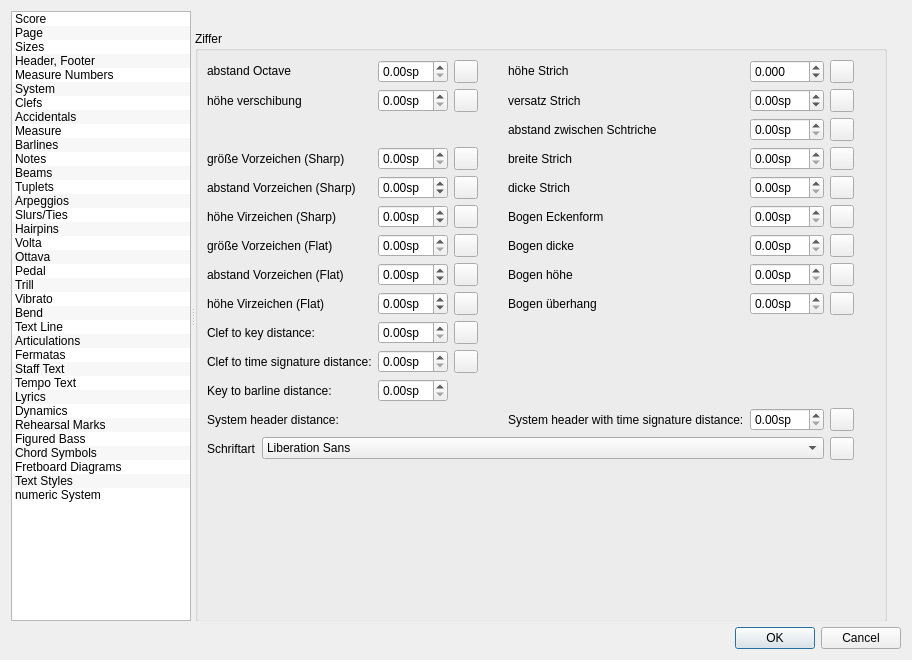
Qt form mscore/editstyle.ui (hbb15/MuseScore) before a commit.
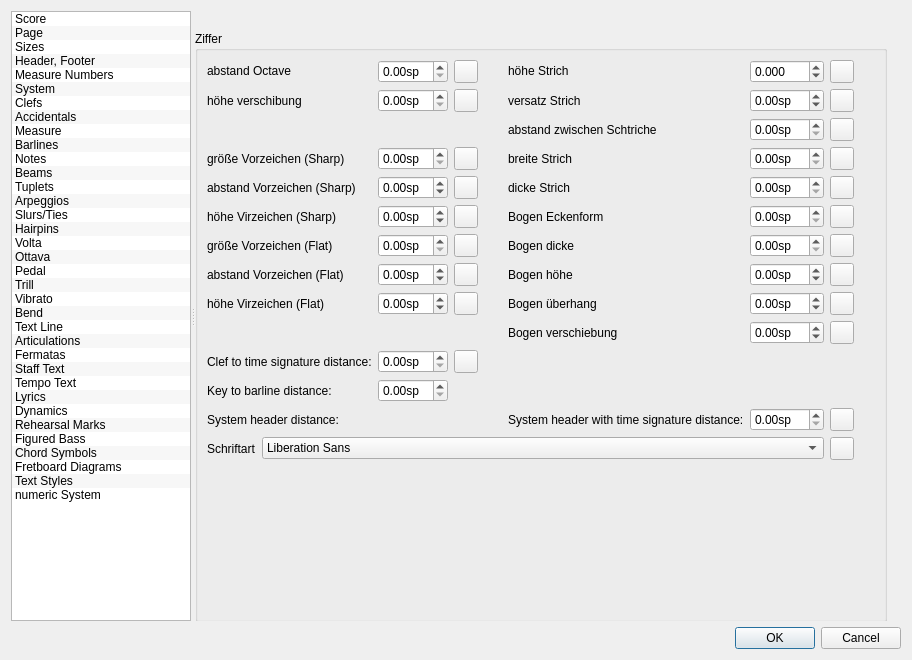
The same form after that commit. Icons and pictures are not drawn. Custom widgets are drawn as their Qt base class.

What changed in the file:
```diff
--- a/mscore/editstyle.ui
+++ b/mscore/editstyle.ui
@@ -11247,23 +11247,6 @@
              </property>
             </widget>
            </item>
-           <item row="13" column="2">
-            <widget class="QToolButton" name="resetClefKeyDistance_2">
-             <property name="toolTip">
-              <string>Reset to default</string>
-             </property>
-             <property name="accessibleName">
-              <string>Reset 'Clef to key distance' value</string>
-             </property>
-             <property name="text">
-              <string notr="true"/>
-             </property>
-             <property name="icon">
-              <iconset resource="musescore.qrc">
-               <normaloff>:/data/icons/edit-reset.svg</normaloff>:/data/icons/edit-reset.svg</iconset>
-             </property>
-            </widget>
-           </item>
            <item row="17" column="4">
             <widget class="QLabel" name="label_213">
              <property name="text">
@@ -11339,16 +11322,6 @@
              </property>
             </widget>
            </item>
-           <item row="13" column="1">
-            <widget class="QDoubleSpinBox" name="clefKeyDistance_2">
-             <property name="suffix">
-              <string extracomment="spatium unit">sp</string>
-             </property>
-             <property name="singleStep">
-              <double>0.010000000000000</double>
-             </property>
-            </widget>
-           </item>
            <item row="14" column="1">
             <widget class="QDoubleSpinBox" name="clefTimesigDistance_2">
              <property name="suffix">
@@ -11475,16 +11448,6 @@
              </property>
             </widget>
            </item>
-           <item row="13" column="0">
-            <widget class="QLabel" name="label_119">
-             <property name="text">
-              <string>Clef to key distance:</string>
-             </property>
-             <property name="buddy">
-              <cstring>clefKeyDistance</cstring>
-             </property>
-            </widget>
-           </item>
            <item row="0" column="1">
             <widget class="QDoubleSpinBox" name="numericDistanceOctave">
              <property name="suffix">
@@ -12046,6 +12009,9 @@
              <property name="suffix">
               <string>sp</string>
              </property>
+             <property name="minimum">
+              <double>-10.000000000000000</double>
+             </property>
              <property name="singleStep">
               <double>0.010000000000000</double>
              </property>
@@ -12090,11 +12056,54 @@
              <property name="suffix">
               <string extracomment="spatium unit">sp</string>
              </property>
+             <property name="minimum">
+              <double>-10.000000000000000</double>
+             </property>
              <property name="singleStep">
               <double>0.010000000000000</double>
              </property>
             </widget>
            </item>
+           <item row="9" column="4">
+            <widget class="QLabel" name="label_119">
+             <property name="text">
+              <string>Bogen verschiebung</string>
+             </property>
+             <property name="buddy">
+              <cstring>clefKeyDistance</cstring>
+             </property>
+            </widget>
+           </item>
+           <item row="9" column="5">
+            <widget class="QDoubleSpinBox" name="numericSlurShift">
+             <property name="suffix">
+              <string extracomment="spatium unit">sp</string>
+             </property>
+             <property name="minimum">
+              <double>-10.000000000000000</double>
+             </property>
+             <property name="singleStep">
+              <double>0.010000000000000</double>
+             </property>
+            </widget>
+           </item>
+           <item row="9" column="6">
+            <widget class="QToolButton" name="resetNumericSlurShift">
+             <property name="toolTip">
+              <string>Reset to default</string>
+             </property>
+             <property name="accessibleName">
+              <string>Reset 'Clef to key distance' value</string>
+             </property>
+             <property name="text">
+              <string notr="true"/>
+             </property>
+             <property name="icon">
+              <iconset resource="musescore.qrc">
+               <normaloff>:/data/icons/edit-reset.svg</normaloff>:/data/icons/edit-reset.svg</iconset>
+             </property>
+            </widget>
+           </item>
           </layout>
          </item>
         </layout>
```
Left out of the diff: 2 changed lines with no effect on the pictures.
